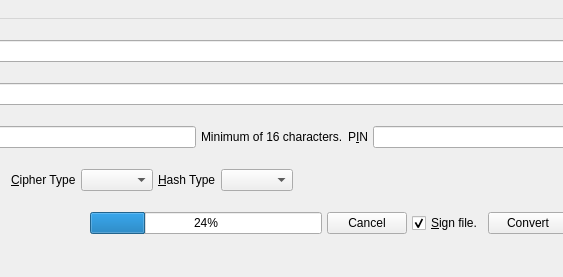
Qt form UI/encryptfile.ui (xloem/spot-on-svn) before a commit; both pictures show x 147 to 710 and y 0 to 277 of the 805 by 277 pixel window.
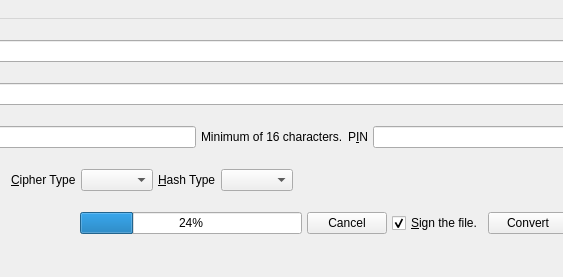
The same form after that commit. Icons and pictures are not drawn.

Patch:
```diff
--- a/UI/encryptfile.ui
+++ b/UI/encryptfile.ui
@@ -220,7 +220,7 @@
       <item>
        <widget class="QCheckBox" name="sign">
         <property name="text">
-         <string>&amp;Sign file.</string>
+         <string>&amp;Sign the file.</string>
         </property>
         <property name="checked">
          <bool>true</bool>
```
Left out of the diff: 2 changed lines with no effect on the pictures.
